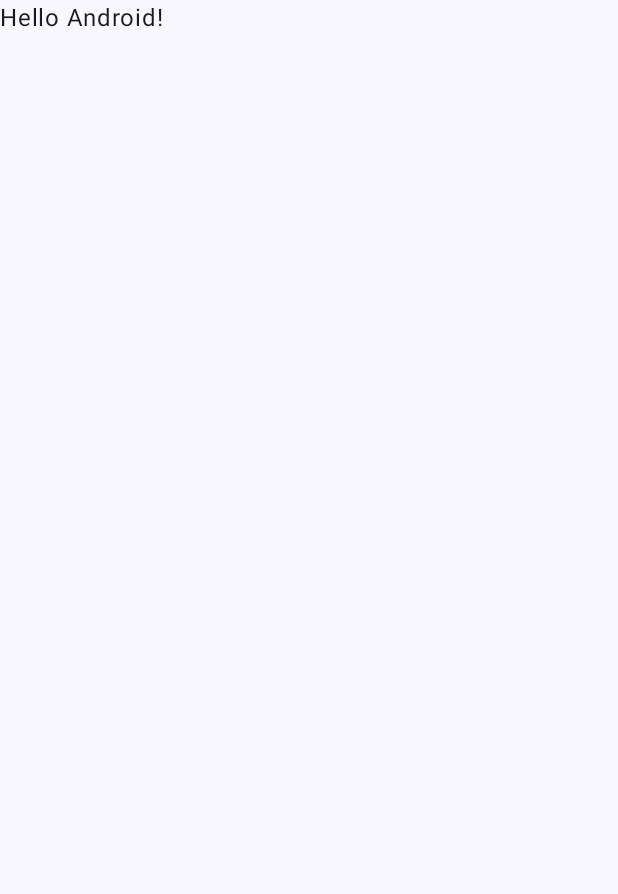
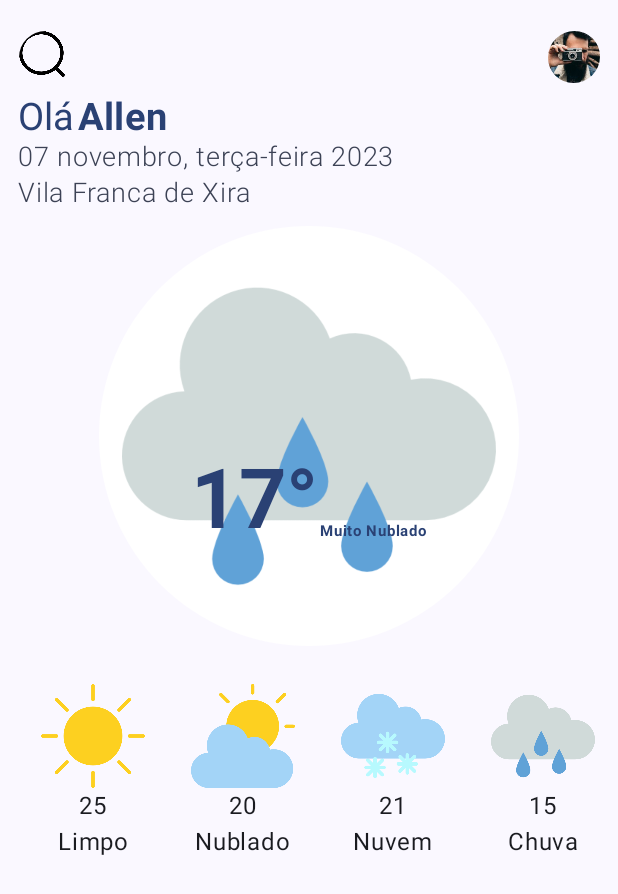
Before and after one commit to allen-andrade/TPSI017-E02, an Android app built with Jetpack Compose: the screen it shows after launch (MainActivity), on a phone screen of 412 x 824 dp. Before the commit the part shown is almost empty. Shown: the top 894 px of the screen. Run offline under Robolectric (Android 15) with nearby library versions, the phone set to English and light mode, and no system bars.

Commit message:
Aula 07-11-23 final

```diff
--- a/app/src/main/java/com/example/wheatherapp/MainActivity.kt
+++ b/app/src/main/java/com/example/wheatherapp/MainActivity.kt
@@ -17,6 +17,8 @@ import androidx.compose.foundation.layout.height
 import androidx.compose.foundation.layout.padding
 import androidx.compose.foundation.layout.size
 import androidx.compose.foundation.layout.width
+import androidx.compose.foundation.lazy.LazyRow
+import androidx.compose.foundation.lazy.items
 import androidx.compose.foundation.shape.CircleShape
 import androidx.compose.foundation.verticalScroll
 import androidx.compose.material3.Button
@@ -51,12 +53,50 @@ class MainActivity : ComponentActivity() {
                     modifier = Modifier.fillMaxSize(),
                     color = MaterialTheme.colorScheme.background
                 ) {
-                    Greeting("Android")
+                    Page()
                 }
             }
         }
     }
 }
+
+var informacaoSeteDias = listOf(
+    temperaturaDia(
+        temperatura = 25,
+        estado = "Limpo",
+        resource = R.drawable.sun
+    ),
+    temperaturaDia(
+        temperatura = 20,
+        estado = "Nublado",
+        resource = R.drawable.cloudy
+    ),
+    temperaturaDia(
+        temperatura = 21,
+        estado = "Nuvem",
+        resource = R.drawable.snowy
+    ),
+    temperaturaDia(
+        temperatura = 15,
+        estado = "Chuva",
+        resource = R.drawable.rainy
+    ),
+    temperaturaDia(
+        temperatura = 10,
+        estado = "Tempestade",
+        resource = R.drawable.storm
+    ),
+    temperaturaDia(
+        temperatura = 19,
+        estado = "Chuva",
+        resource = R.drawable.rainy
+    ),
+    temperaturaDia(
+        temperatura = 21,
+        estado = "Nublado",
+        resource = R.drawable.cloudy
+    )
+)
 
 @Composable
 fun Greeting(name: String, modifier: Modifier = Modifier) {
@@ -86,10 +126,36 @@ fun Page(): Unit {
         Cabecalho()
         NomeDataLocal("Allen")
         ImagemCentral()
+        proximosSeteDias()
     }
 }
 
 @Preview(showBackground = true, widthDp = 380, heightDp = 350)
+@Composable
+fun proximosSeteDias(): Unit {
+    LazyRow {
+        items(informacaoSeteDias) {
+            proximoDia(temperaturaDia = it)
+        }
+    }
+}
+
+@Composable
+fun proximoDia(
+    temperaturaDia: temperaturaDia): Unit {
+    Column (
+        modifier = Modifier
+            .width(100.dp)
+            .padding(15.dp, 15.dp, 15.dp, 15.dp),
+        horizontalAlignment = Alignment.CenterHorizontally
+    ){
+        Image(painter = painterResource(id = temperaturaDia.resource), contentDescription = temperaturaDia.estado)
+        Text(text = temperaturaDia.temperatura.toString())
+        Text(text = temperaturaDia.estado)
+    }
+}
+
+//@Preview(showBackground = true, widthDp = 380, heightDp = 350)
 @Composable
 fun ImagemCentral(): Unit {
     Box(
@@ -145,7 +211,7 @@ fun ImagemCentral(): Unit {
     }
 }
 
-@Preview(showBackground = true, widthDp = 380, heightDp = 50)
+//@Preview(showBackground = true, widthDp = 380, heightDp = 50)
 @Composable
 fun Cabecalho(): Unit {
     Row(
@@ -185,7 +251,7 @@ fun Cabecalho(): Unit {
     }
 }
 
-@Preview(showBackground = true, widthDp = 380)
+//@Preview(showBackground = true, widthDp = 380)
 @Composable
 fun NomeDataLocal(name: String = "Allen"): Unit {
     Column(modifier = Modifier.fillMaxWidth()) {
--- /dev/null
+++ b/app/src/main/java/com/example/wheatherapp/temperaturaDia.kt
@@ -0,0 +1,7 @@
+package com.example.wheatherapp
+
+data class temperaturaDia (
+    var temperatura: Int,
+    var estado: String,
+    var resource: Int
+){}
```
